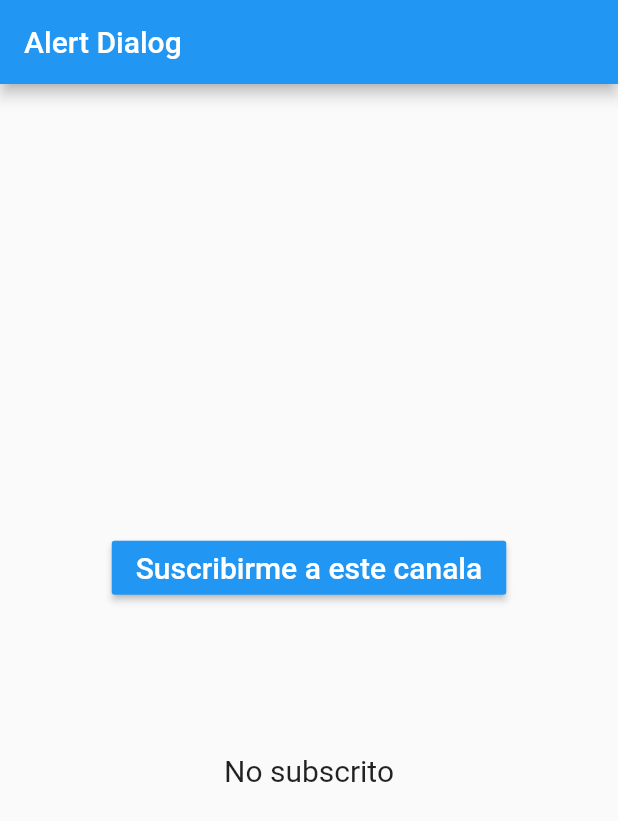
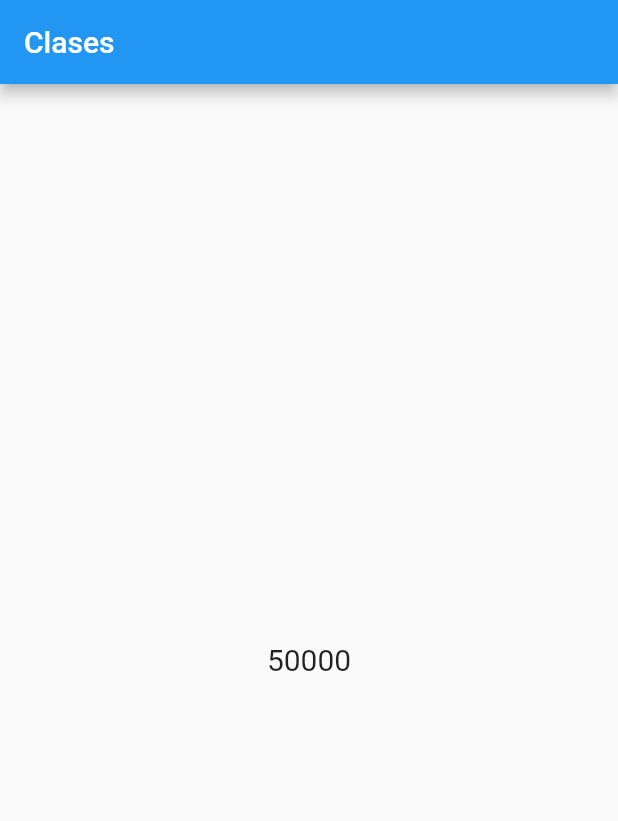
Before and after one commit to jorgepaz96/flutter-prueba, a Flutter app: the screen it shows after launch, on a phone screen of 412 x 824 dp. Shown: the top 821 px of the screen. Run offline on Flutter 3.47's test engine with Material 2 defaults, Android fonts, the phone set to English and light mode, and no system bars.

Commit message:
Clases para consumir api

```diff
--- a/lib/main.dart
+++ b/lib/main.dart
@@ -1,4 +1,5 @@
 import 'package:flutter/material.dart';
+
 
 void main() => runApp(MiApp());
 
@@ -18,60 +19,41 @@ class Home extends StatefulWidget {
 }
 
 class _HomeState extends State<Home> {
+  Empresa _facebook = new Empresa(
+    "Facebook",
+    "Jorge missael",
+    100
+  );
+  Empresa _google = new Empresa("google", "Missael paz", 50000);
 
-  bool _subscrito = false;
-
+  @override
+    void initState() {
+      super.initState();
+      print(_facebook.nombre);
+      print(_facebook.propietario);
+      print(_facebook.ingresoAnual);
+    }
   @override
   Widget build(BuildContext context) {
     return Scaffold(
-        appBar: AppBar(title: Text("Alert Dialog"),),
+        appBar: AppBar(title: Text("Clases"),),
         body: Center(
-          child: Column(
-            mainAxisAlignment: MainAxisAlignment.center,
-            children: [
-              RaisedButton(
-                color: Colors.blue,
-                textColor: Colors.white,
-                child: Text("Suscribirme a este canala", style: TextStyle(fontSize: 20),),
-                onPressed: (){
-                  _mostrarAlerta(context);
-                },
-              ),
-              SizedBox(height: 100,),
-              Text(_subscrito? "Subscrito" : "No subscrito", style: TextStyle(fontSize: 20),)
-            ],
-          ),
-        )
-      );
-  }
-  void _mostrarAlerta(BuildContext context){
-  showDialog(
-    context: context,
-    barrierDismissible: false,
-    builder: (_) => new AlertDialog(
-          title: new Text("Hola"),
-          content: new Text(_subscrito? "Quieres desjar de seguir este canal?":"Quieres suscribirte?"),
-          actions: <Widget>[
-            TextButton(
-              child: Text("Cancelar"),
-              onPressed: (){
-                print("No");
+          child: Text(_google.ingresoAnual.toString(),style: TextStyle(fontSize: 20),)
+          )
+        );
 
-                Navigator.pop(context);
-              },
-            ),
-            TextButton(
-              child: Text("Si quiero!"),
-              onPressed: (){
-                print("Si");
-                setState(() {
-                  _subscrito = !_subscrito;
-                });
-                Navigator.pop(context);
-              },
-            ),
-
-          ],
-        ));
   }
 }
+
+class Empresa {
+  String nombre;
+  String propietario;
+  int ingresoAnual;
+
+  Empresa(String nombre, String propietario, int ingreso){
+    this.nombre = nombre;
+    this.propietario = propietario;
+    this.ingresoAnual = ingreso;
+  }
+
+}
```
